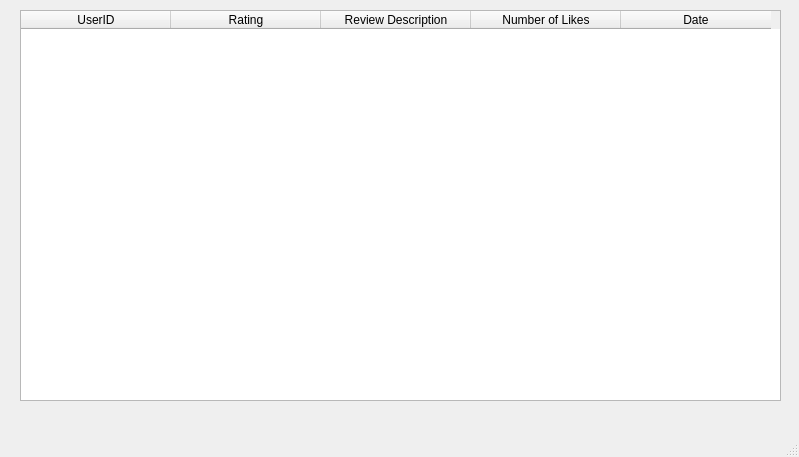
Qt form Project_Top/Project/screens_final/reviews.ui (AsgharAZ/CEflix---A-Database-Project) before a commit.
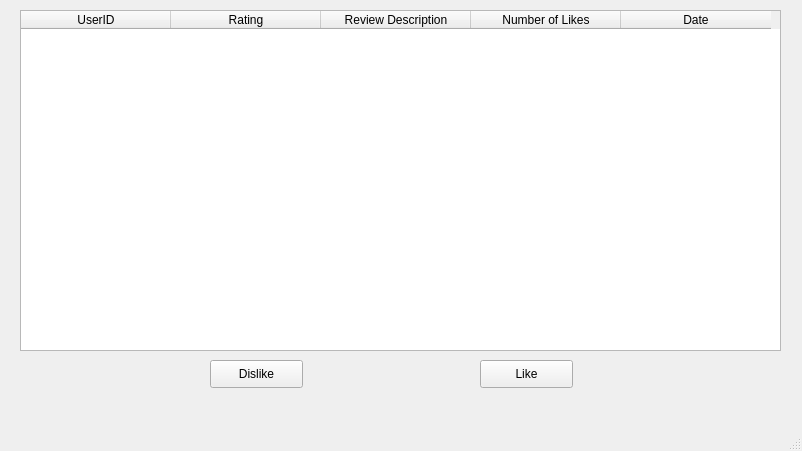
The same form after that commit.

```diff
--- a/Project_Top/Project/screens_final/reviews.ui
+++ b/Project_Top/Project/screens_final/reviews.ui
@@ -6,8 +6,8 @@
    <rect>
     <x>0</x>
     <y>0</y>
-    <width>799</width>
-    <height>457</height>
+    <width>802</width>
+    <height>451</height>
    </rect>
   </property>
   <property name="windowTitle">
@@ -20,7 +20,7 @@
       <x>20</x>
       <y>10</y>
       <width>761</width>
-      <height>391</height>
+      <height>341</height>
      </rect>
     </property>
     <property name="maximumSize">
@@ -29,6 +29,12 @@
       <height>16777215</height>
      </size>
     </property>
+    <property name="editTriggers">
+     <set>QAbstractItemView::NoEditTriggers</set>
+    </property>
+    <property name="wordWrap">
+     <bool>true</bool>
+    </property>
     <attribute name="horizontalHeaderCascadingSectionResizes">
      <bool>true</bool>
     </attribute>
@@ -41,6 +47,12 @@
     <attribute name="horizontalHeaderShowSortIndicator" stdset="0">
      <bool>false</bool>
     </attribute>
+    <attribute name="verticalHeaderDefaultSectionSize">
+     <number>0</number>
+    </attribute>
+    <attribute name="verticalHeaderStretchLastSection">
+     <bool>true</bool>
+    </attribute>
     <column>
      <property name="text">
       <string>UserID</string>
@@ -67,6 +79,32 @@
      </property>
     </column>
    </widget>
+   <widget class="QPushButton" name="pushButton">
+    <property name="geometry">
+     <rect>
+      <x>480</x>
+      <y>360</y>
+      <width>93</width>
+      <height>28</height>
+     </rect>
+    </property>
+    <property name="text">
+     <string>Like</string>
+    </property>
+   </widget>
+   <widget class="QPushButton" name="pushButton_2">
+    <property name="geometry">
+     <rect>
+      <x>210</x>
+      <y>360</y>
+      <width>93</width>
+      <height>28</height>
+     </rect>
+    </property>
+    <property name="text">
+     <string>Dislike</string>
+    </property>
+   </widget>
   </widget>
   <widget class="QMenuBar" name="menubar">
    <property name="geometry">
```
Left out of the diff: 2 changed lines with no effect on the pictures.
